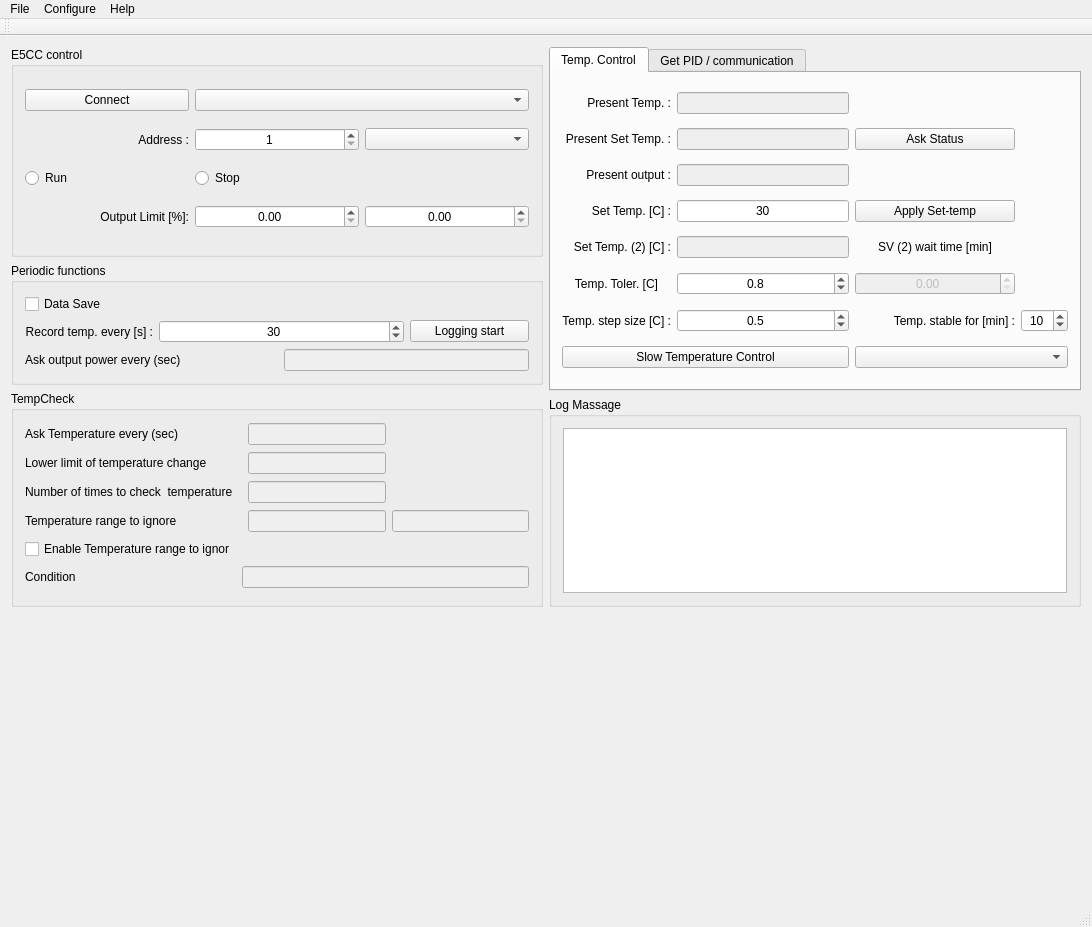
First picture: the form in mainwindow.ui, repository daimiura/OmronPID, before the edit.
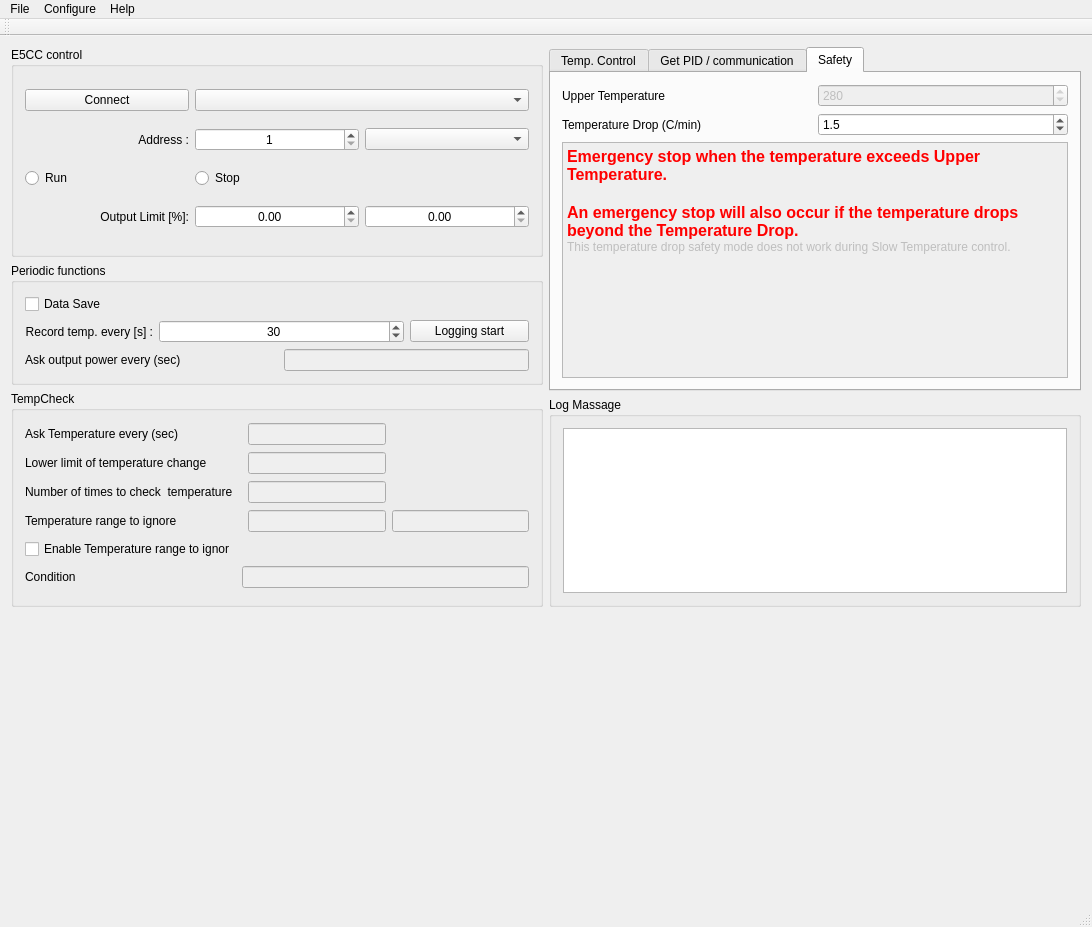
Second picture: the form after the edit. Custom widgets are drawn as their Qt base class.

Commit message: added safety tab.

Diff of the .ui file:
```diff
--- a/mainwindow.ui
+++ b/mainwindow.ui
@@ -132,7 +132,7 @@
        </sizepolicy>
       </property>
       <property name="currentIndex">
-       <number>0</number>
+       <number>2</number>
       </property>
       <widget class="QWidget" name="tab">
        <attribute name="title">
@@ -498,6 +498,82 @@
         </item>
        </layout>
       </widget>
+      <widget class="QWidget" name="tab_3">
+       <attribute name="title">
+        <string>Safety</string>
+       </attribute>
+       <layout class="QGridLayout" name="gridLayout_8">
+        <item row="1" column="0">
+         <widget class="QLabel" name="label_21">
+          <property name="text">
+           <string>Temperature Drop (C/min)</string>
+          </property>
+         </widget>
+        </item>
+        <item row="1" column="1">
+         <widget class="QDoubleSpinBox" name="doubleSpinBox_TempDrop">
+          <property name="decimals">
+           <number>1</number>
+          </property>
+          <property name="maximum">
+           <double>20.000000000000000</double>
+          </property>
+          <property name="value">
+           <double>1.500000000000000</double>
+          </property>
+         </widget>
+        </item>
+        <item row="0" column="1">
+         <widget class="QSpinBox" name="spinBox_TempUpper">
+          <property name="enabled">
+           <bool>false</bool>
+          </property>
+          <property name="minimum">
+           <number>200</number>
+          </property>
+          <property name="maximum">
+           <number>290</number>
+          </property>
+          <property name="singleStep">
+           <number>10</number>
+          </property>
+          <property name="value">
+           <number>280</number>
+          </property>
+         </widget>
+        </item>
+        <item row="0" column="0">
+         <widget class="QLabel" name="label_20">
+          <property name="text">
+           <string>Upper Temperature</string>
+          </property>
+         </widget>
+        </item>
+        <item row="2" column="0" colspan="2">
+         <widget class="QTextEdit" name="textEdit">
+          <property name="enabled">
+           <bool>false</bool>
+          </property>
+          <property name="readOnly">
+           <bool>true</bool>
+          </property>
+          <property name="html">
+           <string>&lt;!DOCTYPE HTML PUBLIC &quot;-//W3C//DTD HTML 4.0//EN&quot; &quot;http://www.w3.org/TR/REC-html40/strict.dtd&quot;&gt;
+&lt;html&gt;&lt;head&gt;&lt;meta name=&quot;qrichtext&quot; content=&quot;1&quot; /&gt;&lt;meta charset=&quot;utf-8&quot; /&gt;&lt;style type=&quot;text/css&quot;&gt;
+p, li { white-space: pre-wrap; }
+hr { height: 1px; border-width: 0; }
+li.unchecked::marker { content: &quot;\2610&quot;; }
+li.checked::marker { content: &quot;\2612&quot;; }
+&lt;/style&gt;&lt;/head&gt;&lt;body style=&quot; font-family:'Yu Gothic UI'; font-size:9pt; font-weight:400; font-style:normal;&quot;&gt;
+&lt;p style=&quot; margin-top:0px; margin-bottom:0px; margin-left:0px; margin-right:0px; -qt-block-indent:0; text-indent:0px;&quot;&gt;&lt;span style=&quot; font-size:12pt; font-weight:700; color:#ff0000;&quot;&gt;Emergency stop when the temperature exceeds Upper Temperature.&lt;/span&gt;&lt;/p&gt;
+&lt;p style=&quot;-qt-paragraph-type:empty; margin-top:0px; margin-bottom:0px; margin-left:0px; margin-right:0px; -qt-block-indent:0; text-indent:0px; font-size:12pt; font-weight:700; color:#ff0000;&quot;&gt;&lt;br /&gt;&lt;/p&gt;
+&lt;p style=&quot; margin-top:0px; margin-bottom:0px; margin-left:0px; margin-right:0px; -qt-block-indent:0; text-indent:0px;&quot;&gt;&lt;span style=&quot; font-size:12pt; font-weight:700; color:#ff0000;&quot;&gt;An emergency stop will also occur if the temperature drops beyond the Temperature Drop.&lt;/span&gt;&lt;/p&gt;
+&lt;p style=&quot; margin-top:0px; margin-bottom:0px; margin-left:0px; margin-right:0px; -qt-block-indent:0; text-indent:0px;&quot;&gt;This temperature drop safety mode does not work during Slow Temperature control.&lt;/p&gt;&lt;/body&gt;&lt;/html&gt;</string>
+          </property>
+         </widget>
+        </item>
+       </layout>
+      </widget>
      </widget>
     </item>
     <item row="1" column="0">
```
The commit also changes 2 other files.
